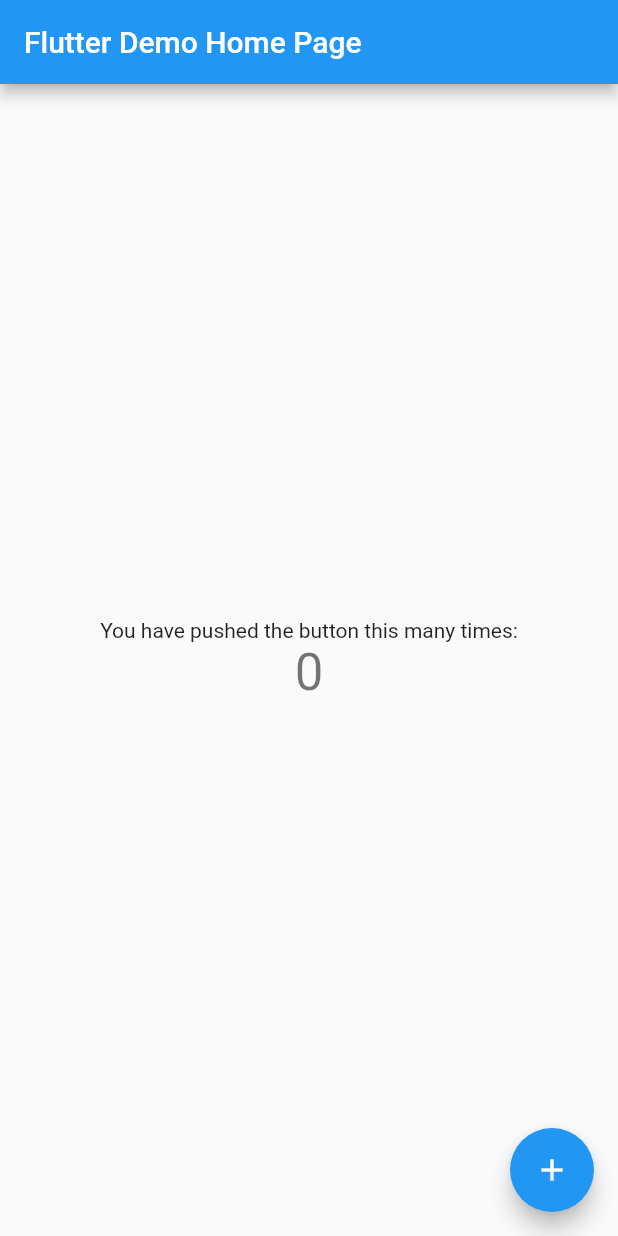
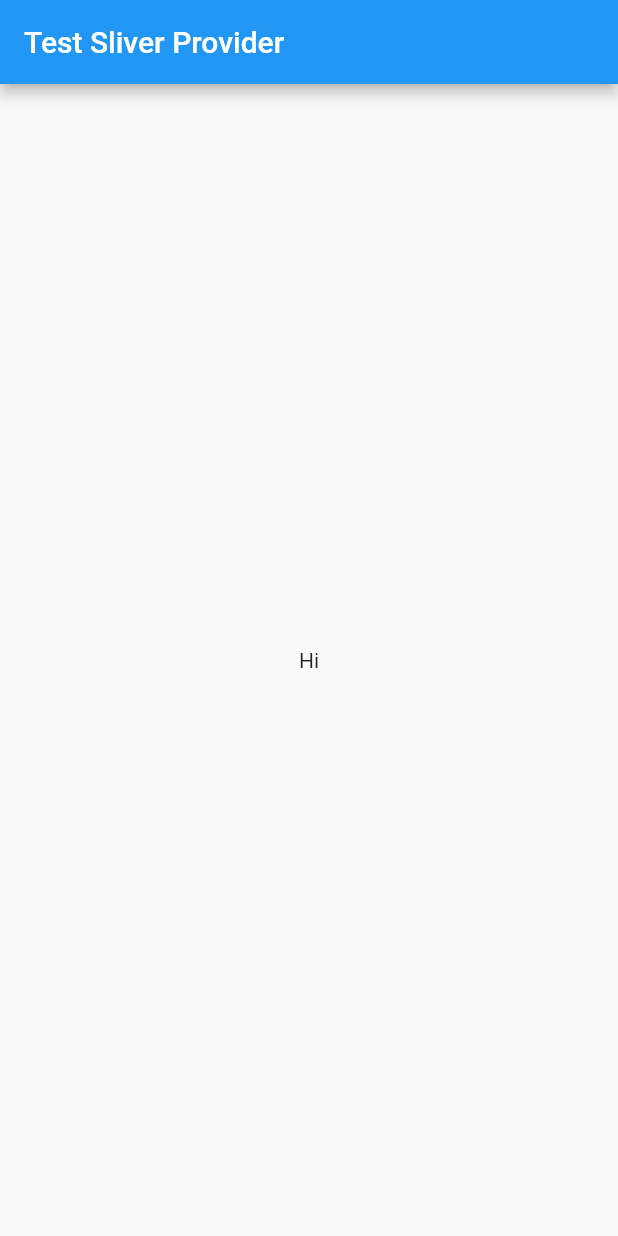
Before and after one commit to PiN73/test_sliver_provider, a Flutter app: the screen it shows after launch, on a phone screen of 412 x 824 dp. Run offline on Flutter 3.47's test engine with Material 2 defaults, Android fonts, the phone set to English and light mode, and no system bars.

Commit message:
remove unused

```diff
--- a/lib/main.dart
+++ b/lib/main.dart
@@ -5,113 +5,24 @@ void main() {
 }
 
 class MyApp extends StatelessWidget {
-  // This widget is the root of your application.
   @override
   Widget build(BuildContext context) {
     return MaterialApp(
-      title: 'Flutter Demo',
-      theme: ThemeData(
-        // This is the theme of your application.
-        //
-        // Try running your application with "flutter run". You'll see the
-        // application has a blue toolbar. Then, without quitting the app, try
-        // changing the primarySwatch below to Colors.green and then invoke
-        // "hot reload" (press "r" in the console where you ran "flutter run",
-        // or simply save your changes to "hot reload" in a Flutter IDE).
-        // Notice that the counter didn't reset back to zero; the application
-        // is not restarted.
-        primarySwatch: Colors.blue,
-        // This makes the visual density adapt to the platform that you run
-        // the app on. For desktop platforms, the controls will be smaller and
-        // closer together (more dense) than on mobile platforms.
-        visualDensity: VisualDensity.adaptivePlatformDensity,
-      ),
-      home: MyHomePage(title: 'Flutter Demo Home Page'),
+      home: MyHomePage(),
     );
   }
 }
 
-class MyHomePage extends StatefulWidget {
-  MyHomePage({Key key, this.title}) : super(key: key);
-
-  // This widget is the home page of your application. It is stateful, meaning
-  // that it has a State object (defined below) that contains fields that affect
-  // how it looks.
-
-  // This class is the configuration for the state. It holds the values (in this
-  // case the title) provided by the parent (in this case the App widget) and
-  // used by the build method of the State. Fields in a Widget subclass are
-  // always marked "final".
-
-  final String title;
-
-  @override
-  _MyHomePageState createState() => _MyHomePageState();
-}
-
-class _MyHomePageState extends State<MyHomePage> {
-  int _counter = 0;
-
-  void _incrementCounter() {
-    setState(() {
-      // This call to setState tells the Flutter framework that something has
-      // changed in this State, which causes it to rerun the build method below
-      // so that the display can reflect the updated values. If we changed
-      // _counter without calling setState(), then the build method would not be
-      // called again, and so nothing would appear to happen.
-      _counter++;
-    });
-  }
-
+class MyHomePage extends StatelessWidget {
   @override
   Widget build(BuildContext context) {
-    // This method is rerun every time setState is called, for instance as done
-    // by the _incrementCounter method above.
-    //
-    // The Flutter framework has been optimized to make rerunning build methods
-    // fast, so that you can just rebuild anything that needs updating rather
-    // than having to individually change instances of widgets.
     return Scaffold(
       appBar: AppBar(
-        // Here we take the value from the MyHomePage object that was created by
-        // the App.build method, and use it to set our appbar title.
-        title: Text(widget.title),
+        title: Text('Test Sliver Provider'),
       ),
       body: Center(
-        // Center is a layout widget. It takes a single child and positions it
-        // in the middle of the parent.
-        child: Column(
-          // Column is also a layout widget. It takes a list of children and
-          // arranges them vertically. By default, it sizes itself to fit its
-          // children horizontally, and tries to be as tall as its parent.
-          //
-          // Invoke "debug painting" (press "p" in the console, choose the
-          // "Toggle Debug Paint" action from the Flutter Inspector in Android
-          // Studio, or the "Toggle Debug Paint" command in Visual Studio Code)
-          // to see the wireframe for each widget.
-          //
-          // Column has various properties to control how it sizes itself and
-          // how it positions its children. Here we use mainAxisAlignment to
-          // center the children vertically; the main axis here is the vertical
-          // axis because Columns are vertical (the cross axis would be
-          // horizontal).
-          mainAxisAlignment: MainAxisAlignment.center,
-          children: <Widget>[
-            Text(
-              'You have pushed the button this many times:',
-            ),
-            Text(
-              '$_counter',
-              style: Theme.of(context).textTheme.headline4,
-            ),
-          ],
-        ),
+        child: Text('Hi'),
       ),
-      floatingActionButton: FloatingActionButton(
-        onPressed: _incrementCounter,
-        tooltip: 'Increment',
-        child: Icon(Icons.add),
-      ), // This trailing comma makes auto-formatting nicer for build methods.
     );
   }
 }
```
Also changed, not shown: pubspec.yaml (+2 -62 lines), pubspec.lock, 1 other file.
